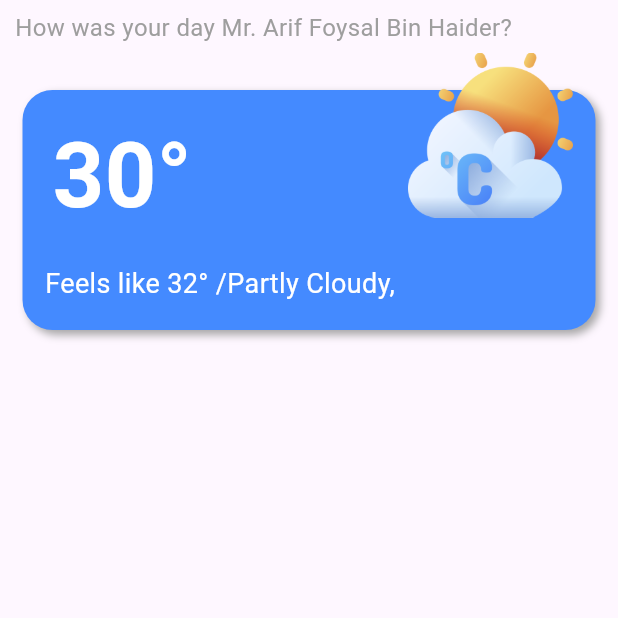
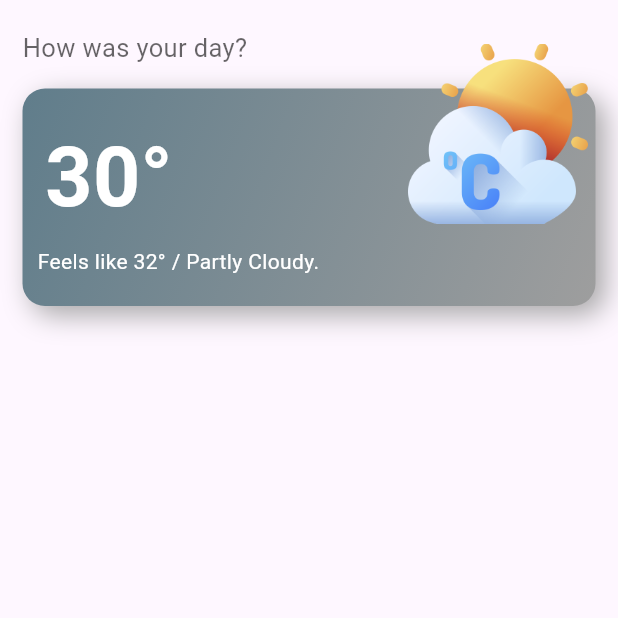
Before and after one commit to MotiurRahmanSany/weather_card, a Flutter app: the screen it shows after launch, on a phone screen of 412 x 824 dp, the top half of it. Run offline on Flutter 3.47's test engine with Material 3 defaults, Android fonts, the phone set to English and light mode, and no system bars.

Commit message:
changed container colors

```diff
--- a/lib/home_screen.dart
+++ b/lib/home_screen.dart
@@ -10,31 +10,38 @@ class HomeScreen extends StatelessWidget {
         child: Column(
           crossAxisAlignment: CrossAxisAlignment.start,
           children: [
-            const Padding(
-              padding: EdgeInsets.only(left: 10, top: 7),
+            Padding(
+              padding: const EdgeInsets.only(
+                top: 20,
+                left: 15,
+              ),
               child: Text(
-                'How was your day Mr. Arif Foysal Bin Haider?',
+                'How was your day?',
                 style: TextStyle(
-                  color: Colors.grey,
-                  fontSize: 16,
+                  color: Colors.black.withOpacity(.6),
+                  fontSize: 17,
                 ),
               ),
             ),
-            const SizedBox(height: 15),
             Padding(
               padding: const EdgeInsets.all(15.0),
               child: Container(
                 width: double.infinity,
-                height: 160,
+                height: 145,
                 decoration: BoxDecoration(
-                  color: Colors.blueAccent,
-                  borderRadius: BorderRadius.circular(20),
+                  borderRadius: const BorderRadius.all(
+                    Radius.circular(15),
+                  ),
+                  gradient: const LinearGradient(
+                    colors: [Colors.blueGrey, Colors.grey],
+                    begin: Alignment.topLeft,
+                    end: Alignment.bottomRight,
+                  ),
                   boxShadow: [
                     BoxShadow(
+                      blurRadius: 15,
+                      offset: const Offset(6, 6),
                       color: Colors.grey.withOpacity(.9),
-                      blurRadius: 4,
-                      // blurStyle: BlurStyle.outer,
-                      offset: const Offset(3, 3),
                     ),
                   ],
                 ),
@@ -42,33 +49,32 @@ class HomeScreen extends StatelessWidget {
                   clipBehavior: Clip.none,
                   children: [
                     const Positioned(
-                      top: 15,
-                      left: 20,
+                      top: 20,
+                      left: 15,
                       child: Text(
                         '30°',
                         style: TextStyle(
                           color: Colors.white,
-                          fontSize: 60,
+                          fontSize: 55,
                           fontWeight: FontWeight.bold,
                         ),
                       ),
                     ),
                     Positioned(
-                      top: -25,
-                      right: 15,
+                      top: -30,
+                      right: 5,
                       child: Image.asset(
                         'assets/weatherIcon.png',
-                        height: 110,
+                        height: 120,
                       ),
                     ),
                     const Positioned(
-                      bottom: 18,
-                      left: 15,
+                      bottom: 20,
+                      left: 10,
                       child: Text(
-                        'Feels like 32° /Partly Cloudy,',
+                        'Feels like 32° / Partly Cloudy.',
                         style: TextStyle(
                           color: Colors.white,
-                          fontSize: 18,
                         ),
                       ),
                     ),
--- a/lib/main.dart
+++ b/lib/main.dart
@@ -9,6 +9,7 @@ class MyApp extends StatelessWidget {
   @override
   Widget build(BuildContext context) {
     return const MaterialApp(
+      debugShowCheckedModeBanner: false,
       home: HomeScreen(),
     );
   }
```
